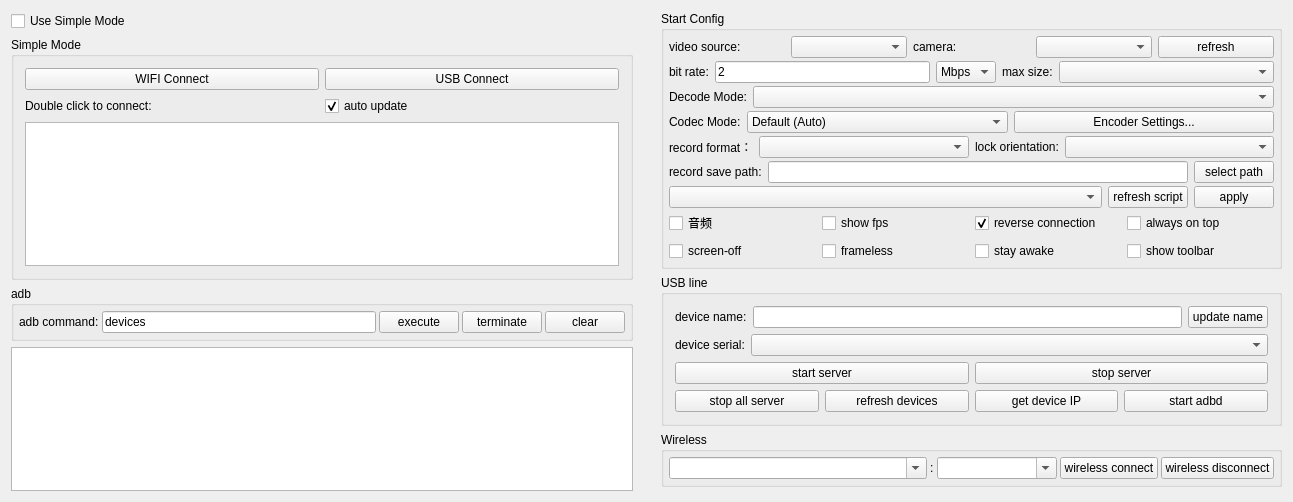
Before: the Qt Designer form QtScrcpy/ui/dialog.ui in upquark-dev/QtScrcpy, drawn with Qt 5.
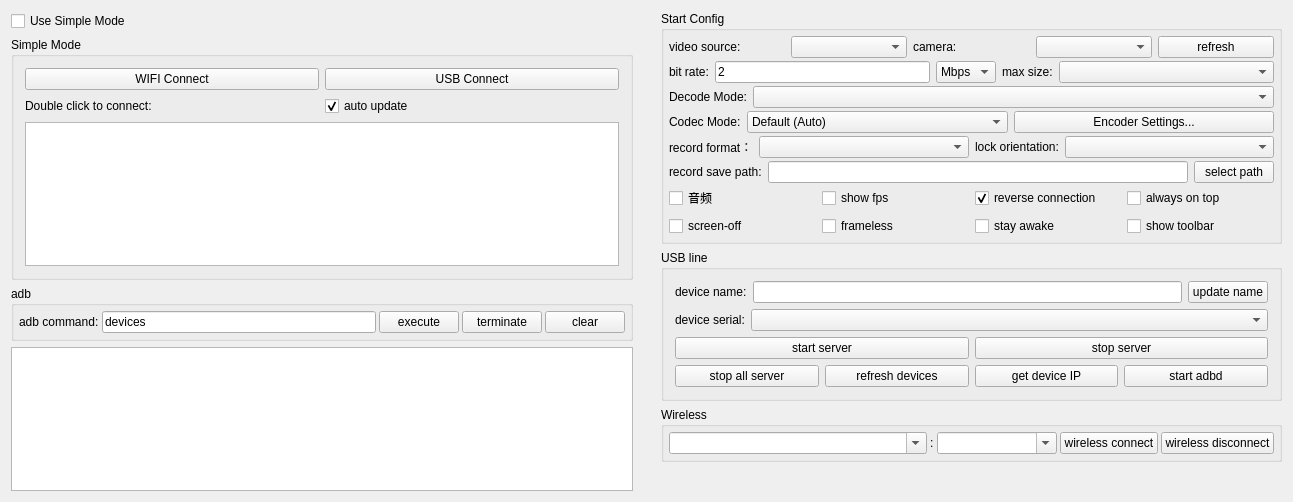
After: the same form once the commit is applied.

Commit message:
ui: remove refresh/apple game-script buttons and gameScript plumbing
Drop the refresh/apply keymap buttons, their slots and getKeyMapPath/
getGameScript helpers from the config dialog; remove QTSCRCPY_KEYMAP_PATH
env wiring and the keymap debug print in videoform. Submodule QtScrcpyCore
updated to the commit that removes the InputConvertGame/KeyMap pipeline.

What changed in the file:
```diff
--- a/QtScrcpy/ui/dialog.ui
+++ b/QtScrcpy/ui/dialog.ui
@@ -705,67 +705,7 @@
            </layout>
           </widget>
          </item>
-         <item>
-          <widget class="QWidget" name="configWidget4" native="true">
-           <property name="sizePolicy">
-            <sizepolicy hsizetype="Preferred" vsizetype="Preferred">
-             <horstretch>0</horstretch>
-             <verstretch>0</verstretch>
-            </sizepolicy>
-           </property>
-           <layout class="QHBoxLayout" name="horizontalLayout_8">
-            <property name="leftMargin">
-             <number>0</number>
-            </property>
-            <property name="topMargin">
-             <number>0</number>
-            </property>
-            <property name="rightMargin">
-             <number>0</number>
-            </property>
-            <property name="bottomMargin">
-             <number>0</number>
-            </property>
-            <item>
-             <widget class="QComboBox" name="gameBox">
-              <property name="sizePolicy">
-               <sizepolicy hsizetype="MinimumExpanding" vsizetype="Preferred">
-                <horstretch>0</horstretch>
-                <verstretch>0</verstretch>
-               </sizepolicy>
-              </property>
-             </widget>
-            </item>
-            <item>
-             <widget class="QPushButton" name="refreshGameScriptBtn">
-              <property name="sizePolicy">
-               <sizepolicy hsizetype="Preferred" vsizetype="Preferred">
-                <horstretch>0</horstretch>
-                <verstretch>0</verstretch>
-               </sizepolicy>
-              </property>
-              <property name="text">
-               <string>refresh script</string>
-              </property>
-             </widget>
-            </item>
-            <item>
-             <widget class="QPushButton" name="applyScriptBtn">
-              <property name="sizePolicy">
-               <sizepolicy hsizetype="Preferred" vsizetype="Preferred">
-                <horstretch>0</horstretch>
-                <verstretch>0</verstretch>
-               </sizepolicy>
-              </property>
-              <property name="text">
-               <string>apply</string>
-              </property>
-             </widget>
-            </item>
-           </layout>
-          </widget>
-         </item>
-         <item>
+<item>
           <widget class="QWidget" name="configWidget3" native="true">
            <property name="sizePolicy">
             <sizepolicy hsizetype="Preferred" vsizetype="Preferred">
```
The commit also changes 4 other files.
